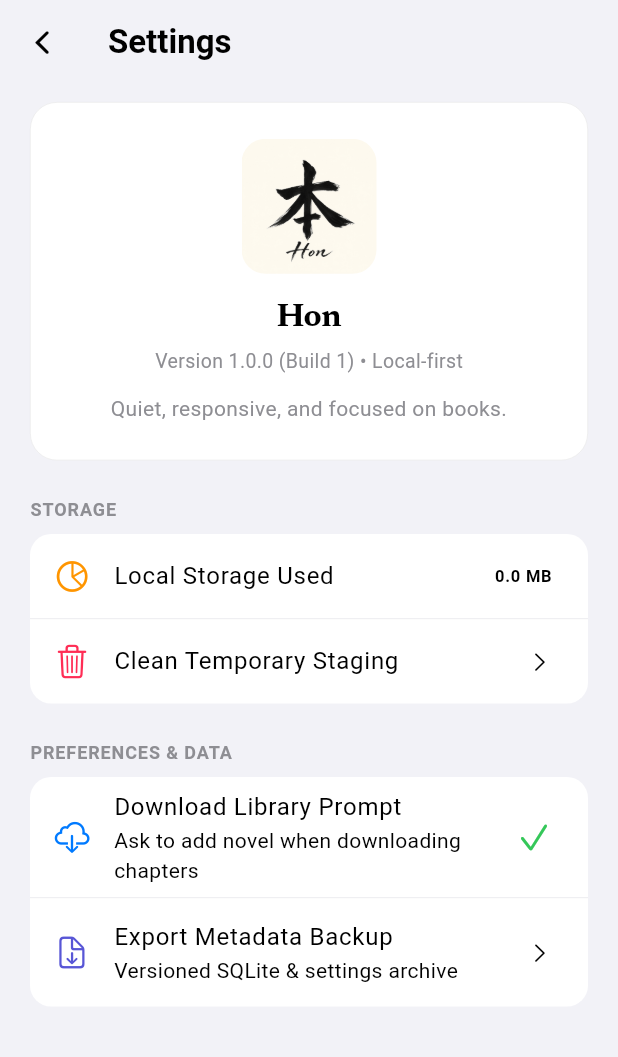
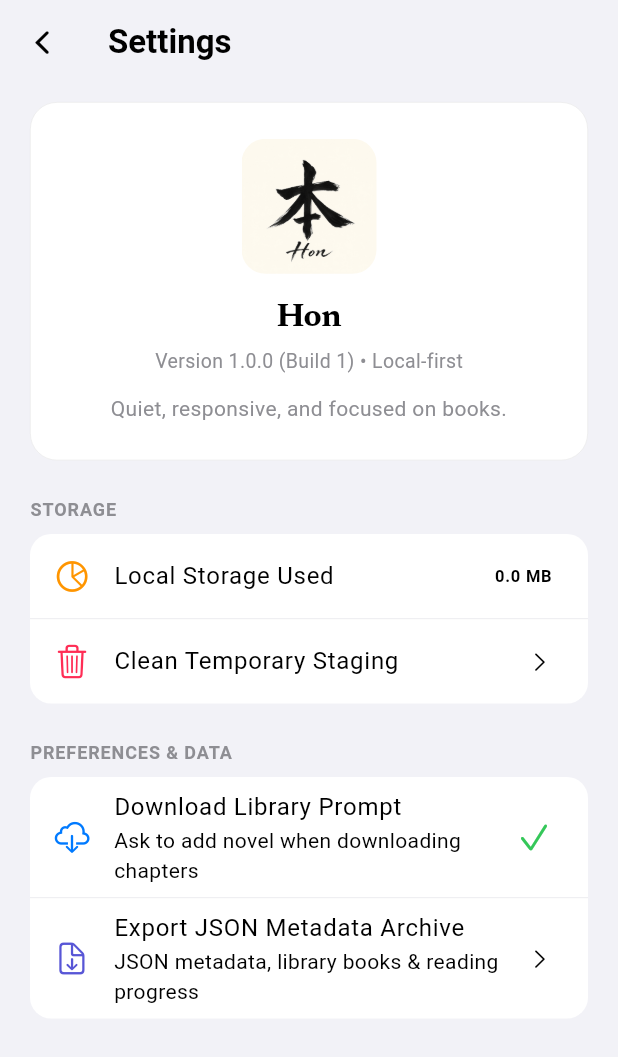
Before and after one commit to Khabi005/Hon, a Flutter app: the screen it shows after launch, after a tap on an icon or button, on a phone screen of 412 x 824 dp. Shown: the top 1057 px of the screen. Run offline on Flutter 3.47's test engine with Material 3 defaults, Android fonts, the phone set to English and light mode, and no system bars; our stand-ins replace file_picker, flutter_riverpod, google_fonts, shared_preferences; missing offline and left inert: pdfx; statements that could not run were skipped.

Commit message:
fix(reader): resolve toolbar overlap, add adaptive system-bar contrast, dynamic reading goals, and track native UI redesign milestone

```diff
--- a/lib/core/database/database_service.dart
+++ b/lib/core/database/database_service.dart
@@ -407,4 +407,29 @@ class DatabaseService {
   Future<void> setPdfPageViewMode(String modeName) async {
     await _prefs?.setString('hon_pdf_view_mode', modeName);
   }
+
+  // --- Reading Goals & Time ---
+  int getDailyGoalMinutes() {
+    return _prefs?.getInt('hon_daily_goal_minutes') ?? 5;
+  }
+
+  Future<void> setDailyGoalMinutes(int minutes) async {
+    await _prefs?.setInt('hon_daily_goal_minutes', minutes);
+    _notify();
+  }
+
+  int getTodayReadingMinutes() {
+    final now = DateTime.now();
+    final dateKey = 'hon_reading_secs_${now.year}_${now.month}_${now.day}';
+    final secs = _prefs?.getInt(dateKey) ?? 0;
+    return (secs / 60).floor();
+  }
+
+  Future<void> addReadingTime(int seconds) async {
+    final now = DateTime.now();
+    final dateKey = 'hon_reading_secs_${now.year}_${now.month}_${now.day}';
+    final current = _prefs?.getInt(dateKey) ?? 0;
+    await _prefs?.setInt(dateKey, current + seconds);
+    _notify();
+  }
 }
--- a/lib/features/home/presentation/home_screen.dart
+++ b/lib/features/home/presentation/home_screen.dart
@@ -65,10 +65,10 @@ class HomeScreen extends ConsumerWidget {
                                 width: 2.2,
                               ),
                             ),
-                            child: const Center(
+                            child: Center(
                               child: Text(
-                                '20',
-                                style: TextStyle(
+                                '${DatabaseService.instance.getTodayReadingMinutes()}',
+                                style: const TextStyle(
                                   fontSize: 13,
                                   fontWeight: FontWeight.w700,
                                   color: HonColors.accentBlue,
@@ -180,7 +180,7 @@ class HomeScreen extends ConsumerWidget {
                               ),
                               const SizedBox(height: 2),
                               Text(
-                                '0 of 5 mins today • Tap to view stats',
+                                '${DatabaseService.instance.getTodayReadingMinutes()} of ${DatabaseService.instance.getDailyGoalMinutes()} mins today • Tap to view stats',
                                 style: TextStyle(
                                   fontSize: 12,
                                   color: textSecondary,
--- a/lib/features/settings/presentation/settings_screen.dart
+++ b/lib/features/settings/presentation/settings_screen.dart
@@ -180,29 +180,35 @@ class _SettingsScreenState extends State<SettingsScreen> {
                 const Divider(height: 1),
                 ListTile(
                   leading: const Icon(CupertinoIcons.arrow_down_doc, color: HonColors.accentIndigo),
-                  title: const Text('Export Metadata Backup'),
-                  subtitle: const Text('Versioned SQLite & settings archive'),
+                  title: const Text('Export JSON Metadata Archive'),
+                  subtitle: const Text('JSON metadata, library books & reading progress'),
                   trailing: const Icon(CupertinoIcons.chevron_right, size: 16),
                   onTap: () async {
                     try {
                       final db = DatabaseService.instance;
                       final storage = StorageService.instance;
+                      final allBooks = db.getAllBooks();
                       final backupData = {
+                        'format': 'hon-json-backup',
                         'version': 1,
                         'exportedAt': DateTime.now().toIso8601String(),
-                        'books': db.getAllBooks().map((b) => b.toMap()).toList(),
+                        'books': allBooks.map((b) => b.toMap()).toList(),
                         'library': db.getLibraryBooks().map((b) => b.id).toList(),
+                        'progress': allBooks
+                            .map((b) => db.getProgress(b.id)?.toMap())
+                            .whereType<Map<String, dynamic>>()
+                            .toList(),
                       };
                       final backupFile = File('${storage.baseDir.path}/hon_backup_${DateTime.now().millisecondsSinceEpoch}.json');
                       await backupFile.writeAsString(jsonEncode(backupData));
                       if (!context.mounted) return;
                       ScaffoldMessenger.of(context).showSnackBar(
-                        SnackBar(content: Text('Backup created: ${p.basename(backupFile.path)}')),
+                        SnackBar(content: Text('JSON archive saved: ${p.basename(backupFile.path)}')),
                       );
                     } catch (e) {
                       if (!context.mounted) return;
                       ScaffoldMessenger.of(context).showSnackBar(
-                        SnackBar(content: Text('Backup failed: $e')),
+                        SnackBar(content: Text('Export failed: $e')),
                       );
                     }
                   },
```
Also changed, not shown: lib/features/home/presentation/widgets/reading_goals_sheet.dart (+13 -5 lines), 4 other files.
